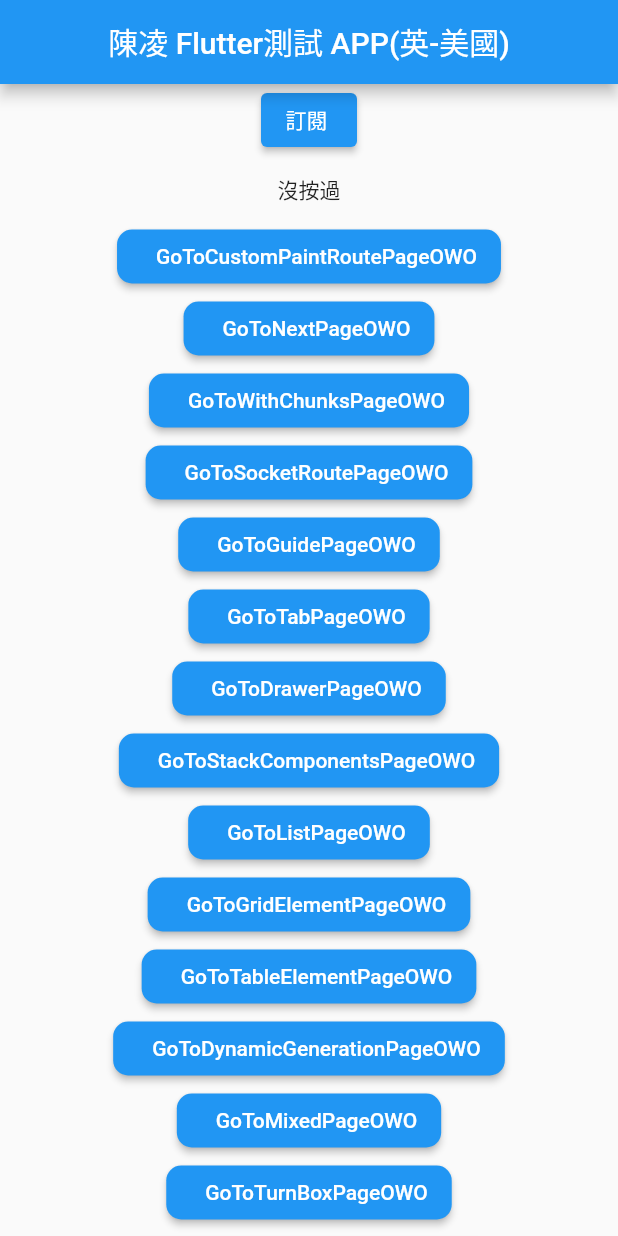
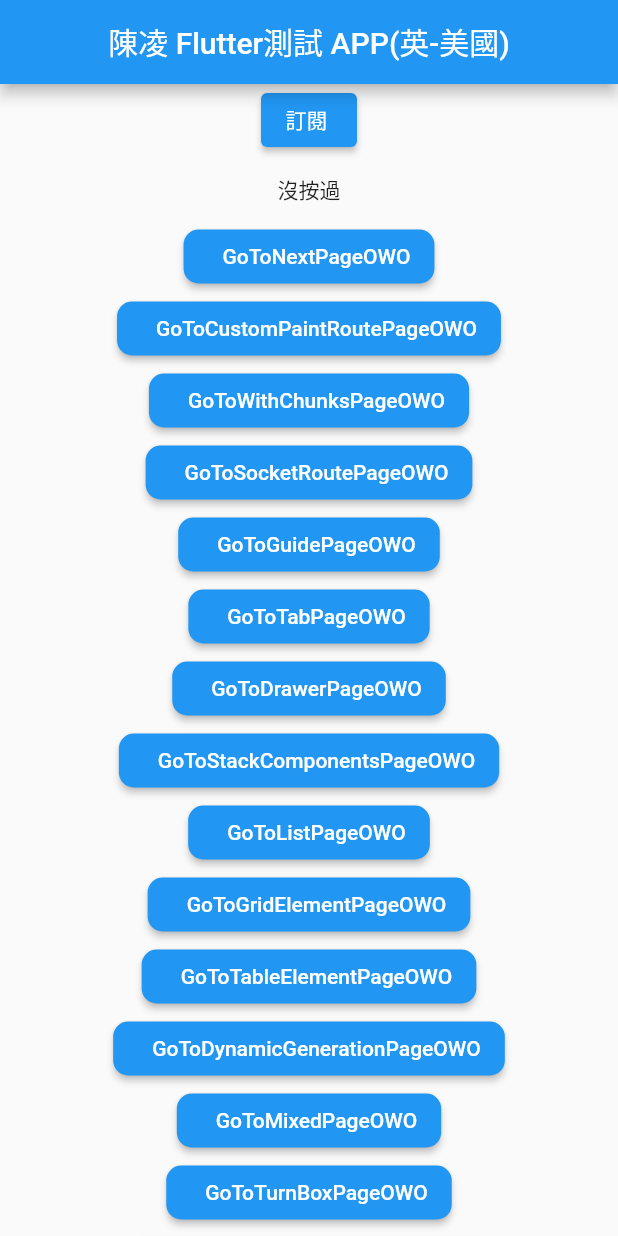
Before and after one commit to tw0144mail/untitled, a Flutter app: the screen it shows after launch, on a phone screen of 412 x 824 dp. Run offline on Flutter 3.47's test engine with Material 2 defaults, Android fonts, the phone set to English and light mode, and no system bars; our stand-ins replace cached_network_image, dio, event_bus, fluttertoast, go_router, shared_preferences and 1 more; missing offline and left inert: flutter_easylogger.

Commit message:
路由切頁第三版(去除舊有切頁） 2022/8/25 11:20

```diff
--- a/lib/HomePage.dart
+++ b/lib/HomePage.dart
@@ -37,96 +37,80 @@ class _OnePage extends State<HomePage> {
 
   List<HomeComponents> HomeComponentsList = [
     HomeComponents(
+        title: sprintf(S.current.GoTo, [S.current.NextPage]),
+        address:
+            'Main2/' +
+            '產品名稱xxx' +
+            '/' +
+            '產品內容xxx' +
+            '/' +
+            '0' +
+            '/' +
+            '66'),
+    HomeComponents(
         title: sprintf(S.current.GoTo, [S.current.CustomPaintRoutePage]),
-        nextPage: CustomPaintRoute(),
         address: "CustomPaintRoute"),
     HomeComponents(
-        title: sprintf(S.current.GoTo, [S.current.NextPage]),
-        nextPage: MainBottomNavigationBar(),
-        address: "MainBottomNavigationBar"),
-    HomeComponents(
         title: sprintf(S.current.GoTo, [S.current.WithChunksPage]),
-        nextPage: WithChunks(),
         address: "WithChunks"),
     HomeComponents(
         title: sprintf(S.current.GoTo, [S.current.SocketRoutePage]),
-        nextPage: SocketRoute(),
         address: "SocketRoute"),
     HomeComponents(
         title: sprintf(S.current.GoTo, [S.current.GuidePage]),
-        nextPage: MainBottomNavigationBar(),
         address: "MainBottomNavigationBar"),
     HomeComponents(
-        title: sprintf(S.current.GoTo, [S.current.TabPage]),
-        nextPage: tabbar(),
-        address: "Tabbar"),
+        title: sprintf(S.current.GoTo, [S.current.TabPage]), address: "Tabbar"),
     HomeComponents(
         title: sprintf(S.current.GoTo, [S.current.DrawerPage]),
-        nextPage: drawer(),
         address: "Drawer"),
     HomeComponents(
         title: sprintf(S.current.GoTo, [S.current.StackComponentsPage]),
-        nextPage: stack(),
         address: "Stack"),
     HomeComponents(
         title: sprintf(S.current.GoTo, [S.current.ListPage]),
-        nextPage: list_view(),
         address: "ListView"),
     HomeComponents(
         title: sprintf(S.current.GoTo, [S.current.GridElementPage]),
-        nextPage: grid_view(),
         address: "GridView"),
     HomeComponents(
         title: sprintf(S.current.GoTo, [S.current.TableElementPage]),
-        nextPage: table(),
         address: "Table"),
     HomeComponents(
         title: sprintf(S.current.GoTo, [S.current.DynamicGenerationPage]),
-        nextPage: DynamicGeneration(),
         address: "DynamicGeneration"),
     HomeComponents(
         title: sprintf(S.current.GoTo, [S.current.MixedPage]),
-        nextPage: GradientButtonRoute(),
         address: "GradientButtonRoute"),
     HomeComponents(
         title: sprintf(S.current.GoTo, [S.current.TurnBoxPage]),
-        nextPage: TurnBoxRoute(),
         address: "TurnBoxRoute"),
     HomeComponents(
         title: sprintf(S.current.GoTo, [S.current.GradientCircularPage]),
-        nextPage: GradientCircularProgressRoute(),
         address: "GradientCircularProgressRoute"),
     HomeComponents(
         title: sprintf(S.current.GoTo, [S.current.CustomCheckboxPage]),
-        nextPage: CustomCheckboxTest(),
         address: "CustomCheckboxTest"),
     HomeComponents(
         title: sprintf(S.current.GoTo, [S.current.DoneWidgetTestPage]),
-        nextPage: DoneWidgetTest(),
         address: "DoneWidgetTest"),
     HomeComponents(
         title: sprintf(S.current.GoTo, [S.current.WaterMarkPage]),
-        nextPage: WaterMark(),
         address: "WaterMark"),
     HomeComponents(
         title: sprintf(S.current.GoTo, [S.current.WaterMarkTestPage]),
-        nextPage: WaterMarkTest(),
         address: "WaterMarkTest"),
     HomeComponents(
         title: sprintf(S.current.GoTo, [S.current.FileOperationRoutePage]),
-        nextPage: FileOperationRoute(),
         address: "FileOperationRoute"),
     HomeComponents(
         title: sprintf(S.current.GoTo, [S.current.HttpTestRoutePage]),
-        nextPage: HttpTestRoute(),
         address: "HttpTestRoute"),
     HomeComponents(
         title: sprintf(S.current.GoTo, [S.current.FutureBuilderRouteStatePage]),
-        nextPage: FutureBuilderRouteState(),
         address: "FutureBuilderRouteState"),
     HomeComponents(
         title: sprintf(S.current.GoTo, [S.current.WebSocketsPage]),
-        nextPage: WebSocketRoute(),
         address: "WebSocketRoute"),
   ];
 
@@ -150,26 +134,26 @@ class _OnePage extends State<HomePage> {
               // String name = "Wang";
               // Navigator.pushNamed(context, '/TwoPage', arguments: name);
 
-              if (HomeComponentsList[type].getTitle()! ==
-                  sprintf(strings.GoTo, [strings.NextPage])) {
-                // final Product product = Product(
-                //     name: "產品名稱xxx", desc: "產品內容xxx", price: 0, stock: 66);
-                // toTheNextPage(context, main2(name: "產品名稱xxx", desc: "產品內容xxx", price: 0, stock: 66));
-                // String GoTO = result != "沒按過" ? result.toString() : "0";
-                context.push(thisAddress+
-                    '/' +
-                    'Main2/' +
-                    '產品名稱xxx' +
-                    '/' +
-                    '產品內容xxx' +
-                    '/' +
-                    '0' +
-                    '/' +
-                    '66');
-              } else {
+              // if (HomeComponentsList[type].getTitle()! ==
+              //     sprintf(strings.GoTo, [strings.NextPage])) {
+              //   // final Product product = Product(
+              //   //     name: "產品名稱xxx", desc: "產品內容xxx", price: 0, stock: 66);
+              //   // toTheNextPage(context, main2(name: "產品名稱xxx", desc: "產品內容xxx", price: 0, stock: 66));
+              //   // String GoTO = result != "沒按過" ? result.toString() : "0";
+              //   context.push(thisAddress +
+              //       '/' +
+              //       'Main2/' +
+              //       '產品名稱xxx' +
+              //       '/' +
+              //       '產品內容xxx' +
+              //       '/' +
+              //       '0' +
+              //       '/' +
+              //       '66');
+              // } else {
                 // toTheNextPage(context, HomeComponentsList[type].nextPage!);
                 context.push(thisAddress + HomeComponentsList[type].address!);
-              }
+              // }
             },
           ),
         ],
```
